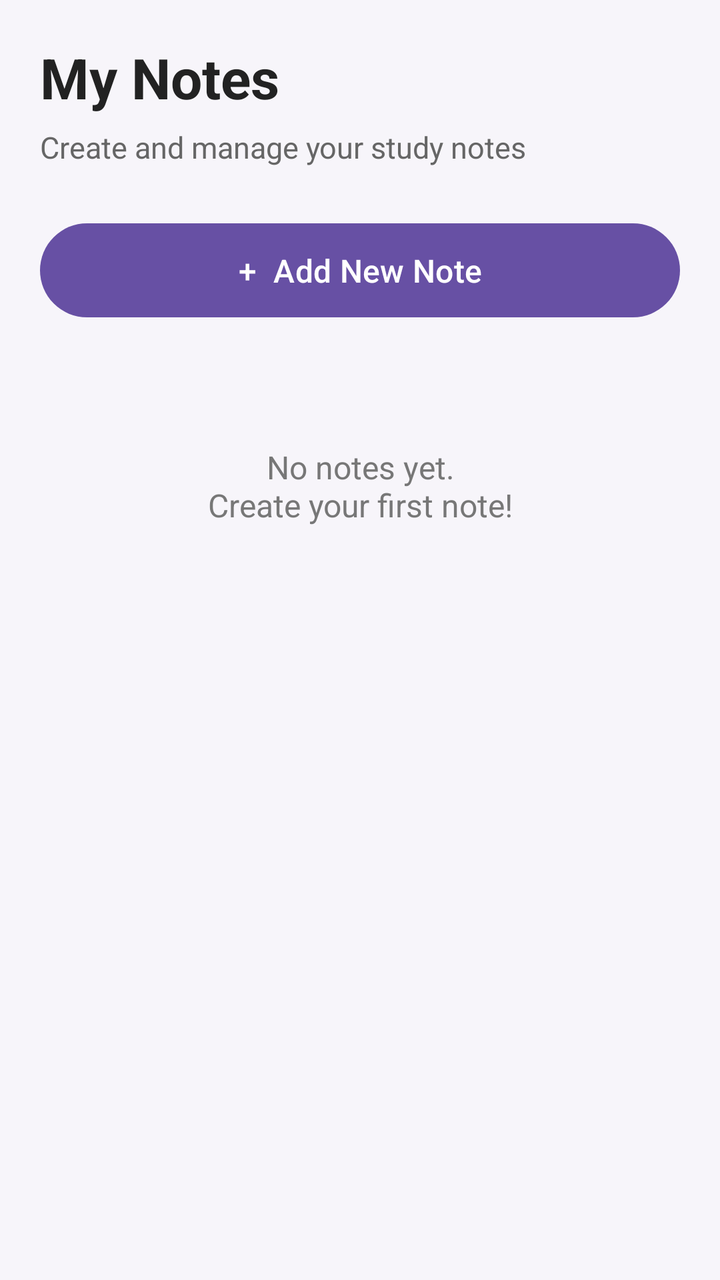
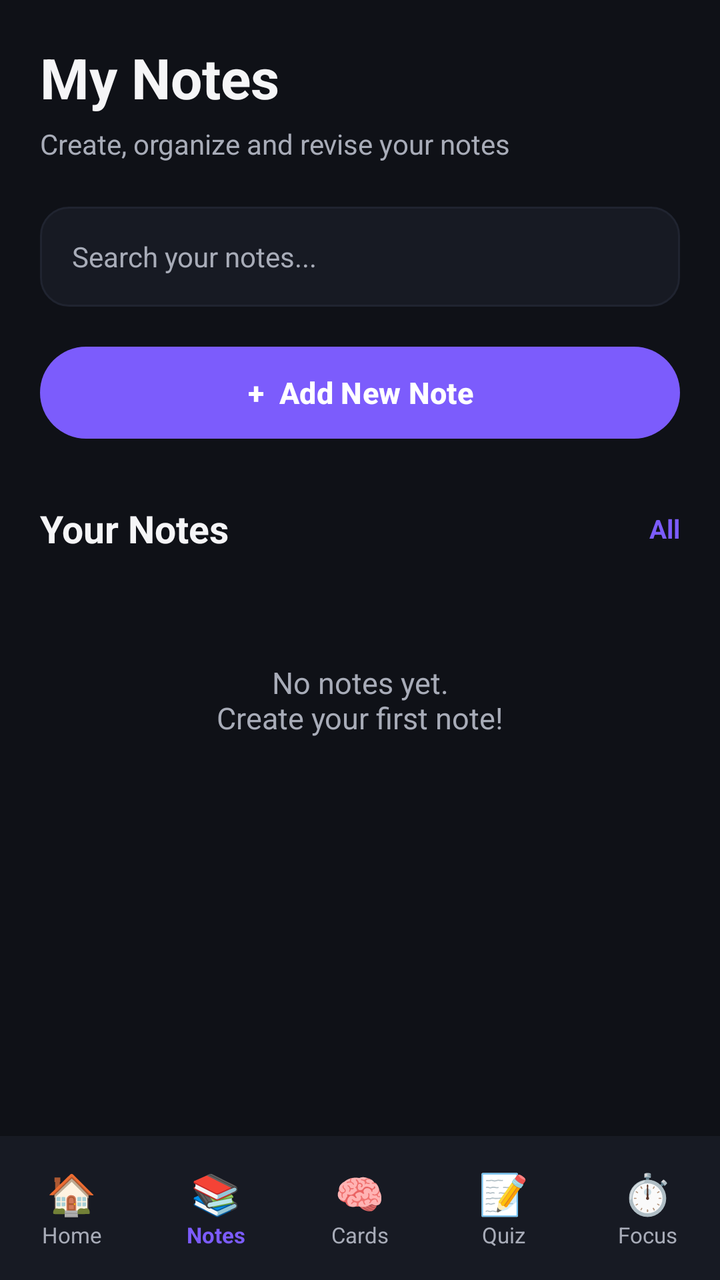

Before-and-after screenshots of an Android layout around one commit, followed by the original layout XML and the change that was made.
<!-- AndroidManifest.xml: application theme Theme.SmartStudentHub -->
<!-- res/layout/activity_notes.xml -->
<?xml version="1.0" encoding="utf-8"?>
<LinearLayout
    xmlns:android="http://schemas.android.com/apk/res/android"
    android:layout_width="match_parent"
    android:layout_height="match_parent"
    android:orientation="vertical"
    android:padding="20dp"
    android:background="#F7F5FA">

    <TextView
        android:layout_width="wrap_content"
        android:layout_height="wrap_content"
        android:text="My Notes"
        android:textSize="28sp"
        android:textStyle="bold"
        android:textColor="#222222" />

    <TextView
        android:layout_width="wrap_content"
        android:layout_height="wrap_content"
        android:layout_marginTop="6dp"
        android:text="Create and manage your study notes"
        android:textSize="15sp"
        android:textColor="#666666" />

    <Button
        android:id="@+id/btnAddNote"
        android:layout_width="match_parent"
        android:layout_height="55dp"
        android:layout_marginTop="24dp"
        android:text="+  Add New Note"
        android:textSize="16sp" />
    <LinearLayout
        android:id="@+id/notesContainer"
        android:layout_width="match_parent"
        android:layout_height="wrap_content"
        android:orientation="vertical"
        android:layout_marginTop="20dp" />

    <TextView
        android:id="@+id/noNotesText"
        android:layout_width="match_parent"
        android:layout_height="wrap_content"
        android:layout_marginTop="40dp"
        android:gravity="center"
        android:text="No notes yet.\nCreate your first note!"
        android:textColor="#777777"
        android:textSize="16sp" />

</LinearLayout>
<!-- resources referenced by this layout -->
<resources>
  <style name="Theme.SmartStudentHub" parent="Base.Theme.SmartStudentHub" />
  <style name="Base.Theme.SmartStudentHub" parent="Theme.Material3.DayNight.NoActionBar">
          
          
      </style>
</resources>

<!-- the commit's change to res/layout/activity_notes.xml (unified diff, before → after) -->
@@ -1,50 +1,270 @@
 <?xml version="1.0" encoding="utf-8"?>
-<LinearLayout
-    xmlns:android="http://schemas.android.com/apk/res/android"
+<LinearLayout xmlns:android="http://schemas.android.com/apk/res/android"
     android:layout_width="match_parent"
     android:layout_height="match_parent"
     android:orientation="vertical"
-    android:padding="20dp"
-    android:background="#F7F5FA">
-
-    <TextView
-        android:layout_width="wrap_content"
-        android:layout_height="wrap_content"
-        android:text="My Notes"
-        android:textSize="28sp"
-        android:textStyle="bold"
-        android:textColor="#222222" />
-
-    <TextView
-        android:layout_width="wrap_content"
-        android:layout_height="wrap_content"
-        android:layout_marginTop="6dp"
-        android:text="Create and manage your study notes"
-        android:textSize="15sp"
-        android:textColor="#666666" />
-
-    <Button
-        android:id="@+id/btnAddNote"
+    android:background="@color/background">
+
+    
+
+    <ScrollView
         android:layout_width="match_parent"
-        android:layout_height="55dp"
-        android:layout_marginTop="24dp"
-        android:text="+  Add New Note"
-        android:textSize="16sp" />
+        android:layout_height="0dp"
+        android:layout_weight="1"
+        android:fillViewport="true"
+        android:scrollbars="none">
+
+        <LinearLayout
+            android:layout_width="match_parent"
+            android:layout_height="wrap_content"
+            android:orientation="vertical"
+            android:padding="20dp">
+
+            
+
+            <TextView
+                android:layout_width="wrap_content"
+                android:layout_height="wrap_content"
+                android:text="My Notes"
+                android:textColor="@color/text_primary"
+                android:textSize="28sp"
+                android:textStyle="bold" />
+
+            <TextView
+                android:layout_width="wrap_content"
+                android:layout_height="wrap_content"
+                android:layout_marginTop="5dp"
+                android:text="Create, organize and revise your notes"
+                android:textColor="@color/text_secondary"
+                android:textSize="14sp" />
+
+
+            
+
+            <EditText
+                android:id="@+id/searchNotes"
+                android:layout_width="match_parent"
+                android:layout_height="50dp"
+                android:layout_marginTop="22dp"
+                android:background="@drawable/bg_search"
+                android:hint="Search your notes..."
+                android:paddingStart="16dp"
+                android:paddingEnd="16dp"
+                android:singleLine="true"
+                android:textColor="@color/text_primary"
+                android:textColorHint="@color/text_secondary"
+                android:textSize="14sp" />
+
+
+            
+
+            <Button
+                android:id="@+id/btnAddNote"
+                android:layout_width="match_parent"
+                android:layout_height="54dp"
+                android:layout_marginTop="16dp"
+                android:text="+  Add New Note"
+                android:textSize="15sp"
+                android:textStyle="bold" />
+
+
+            
+
+            <LinearLayout
+                android:layout_width="match_parent"
+                android:layout_height="wrap_content"
+                android:layout_marginTop="28dp"
+                android:gravity="center_vertical"
+                android:orientation="horizontal">
+
+                <TextView
+                    android:layout_width="0dp"
+                    android:layout_height="wrap_content"
+                    android:layout_weight="1"
+                    android:text="Your Notes"
+                    android:textColor="@color/text_primary"
+                    android:textSize="19sp"
+                    android:textStyle="bold" />
+
+                <TextView
+                    android:layout_width="wrap_content"
+                    android:layout_height="wrap_content"
+                    android:text="All"
+                    android:textColor="@color/primary"
+                    android:textSize="13sp"
+                    android:textStyle="bold" />
+
+            </LinearLayout>
+
+
+            
+
+            <LinearLayout
+                android:id="@+id/notesContainer"
+                android:layout_width="match_parent"
+                android:layout_height="wrap_content"
+                android:layout_marginTop="14dp"
+                android:orientation="vertical" />
+
+
+            
+
+            <TextView
+                android:id="@+id/noNotesText"
+                android:layout_width="match_parent"
+                android:layout_height="wrap_content"
+                android:layout_marginTop="40dp"
+                android:gravity="center"
+                android:text="No notes yet.\nCreate your first note!"
+                android:textColor="@color/text_secondary"
+                android:textSize="15sp" />
+
+        </LinearLayout>
+
+    </ScrollView>
+
+
+    
+
     <LinearLayout
-        android:id="@+id/notesContainer"
+        android:id="@+id/bottomNavigation"
         android:layout_width="match_parent"
-        android:layout_height="wrap_content"
-        android:orientation="vertical"
-        android:layout_marginTop="20dp" />
-
-    <TextView
-        android:id="@+id/noNotesText"
-        android:layout_width="match_parent"
-        android:layout_height="wrap_content"
-        android:layout_marginTop="40dp"
+        android:layout_height="72dp"
+        android:orientation="horizontal"
         android:gravity="center"
-        android:text="No notes yet.\nCreate your first note!"
-        android:textColor="#777777"
-        android:textSize="16sp" />
+        android:background="@color/surface"
+        android:elevation="10dp">
+
+        
+
+        <LinearLayout
+            android:id="@+id/navHome"
+            android:layout_width="0dp"
+            android:layout_height="match_parent"
+            android:layout_weight="1"
+            android:gravity="center"
+            android:orientation="vertical">
+
+            <TextView
+                android:layout_width="wrap_content"
+                android:layout_height="wrap_content"
+                android:text="🏠"
+                android:textSize="20sp" />
+
+            <TextView
+                android:layout_width="wrap_content"
+                android:layout_height="wrap_content"
+                android:text="Home"
+                android:textColor="@color/text_secondary"
+                android:textSize="11sp" />
+
+        </LinearLayout>
+
+
+        
+
+        <LinearLayout
+            android:id="@+id/navNotes"
+            android:layout_width="0dp"
+            android:layout_height="match_parent"
+            android:layout_weight="1"
+            android:gravity="center"
+            android:orientation="vertical">
+
+            <TextView
+                android:layout_width="wrap_content"
+                android:layout_height="wrap_content"
+                android:text="📚"
+                android:textSize="20sp" />
+
+            <TextView
+                android:layout_width="wrap_content"
+                android:layout_height="wrap_content"
+                android:text="Notes"
+                android:textColor="@color/primary"
+                android:textSize="11sp"
+                android:textStyle="bold" />
+
+        </LinearLayout>
+
+
+        
+
+        <LinearLayout
+            android:id="@+id/navFlashcards"
+            android:layout_width="0dp"
+            android:layout_height="match_parent"
+            android:layout_weight="1"
+            android:gravity="center"
+            android:orientation="vertical">
+
+            <TextView
+                android:layout_width="wrap_content"
+                android:layout_height="wrap_content"
+                android:text="🧠"
+                android:textSize="20sp" />
+
+            <TextView
+                android:layout_width="wrap_content"
+                android:layout_height="wrap_content"
+                android:text="Cards"
+                android:textColor="@color/text_secondary"
+                android:textSize="11sp" />
+
+        </LinearLayout>
+
+
+        
+
+        <LinearLayout
+            android:id="@+id/navQuiz"
+            android:layout_width="0dp"
+            android:layout_height="match_parent"
+            android:layout_weight="1"
+            android:gravity="center"
+            android:orientation="vertical">
+
+            <TextView
+                android:layout_width="wrap_content"
+                android:layout_height="wrap_content"
+                android:text="📝"
+                android:textSize="20sp" />
+
+            <TextView
+                android:layout_width="wrap_content"
+                android:layout_height="wrap_content"
+                android:text="Quiz"
+                android:textColor="@color/text_secondary"
+                android:textSize="11sp" />
+
+        </LinearLayout>
+
+
+        
+
+        <LinearLayout
+            android:id="@+id/navFocus"
+            android:layout_width="0dp"
+            android:layout_height="match_parent"
+            android:layout_weight="1"
+            android:gravity="center"
+            android:orientation="vertical">
+
+            <TextView
+                android:layout_width="wrap_content"
+                android:layout_height="wrap_content"
+                android:text="⏱️"
+                android:textSize="20sp" />
+
+            <TextView
+                android:layout_width="wrap_content"
+                android:layout_height="wrap_content"
+                android:text="Focus"
+                android:textColor="@color/text_secondary"
+                android:textSize="11sp" />
+
+        </LinearLayout>
+
+    </LinearLayout>
 
 </LinearLayout>
<!-- resource entries referenced after the edit -->
@@ -1,9 +1,50 @@
 <!-- resources referenced by this layout -->
 <resources>
+  <color name="background">#0F1117</color>
+  <color name="primary">#7C5CFC</color>
+  <color name="surface">#171A23</color>
+  <color name="text_primary">#F5F5F7</color>
+  <color name="text_secondary">#A8ACB8</color>
+  <!-- drawable bg_search (drawable) -->
+  <?xml version="1.0" encoding="utf-8"?>
+  <shape xmlns:android="http://schemas.android.com/apk/res/android"
+      android:shape="rectangle">
+  
+      <solid android:color="@color/surface" />
+  
+      <corners android:radius="14dp" />
+  
+      <stroke
+          android:width="1dp"
+          android:color="@color/surface_variant" />
+  
+  </shape>
   <style name="Theme.SmartStudentHub" parent="Base.Theme.SmartStudentHub" />
+  <color name="surface_variant">#202430</color>
   <style name="Base.Theme.SmartStudentHub" parent="Theme.Material3.DayNight.NoActionBar">
+  
           
+          <item name="colorPrimary">@color/primary</item>
+          <item name="colorOnPrimary">@color/white</item>
+  
           
+          <item name="android:windowBackground">@color/background</item>
+          <item name="colorSurface">@color/surface</item>
+          <item name="colorSurfaceVariant">@color/surface_variant</item>
+  
+          
+          <item name="android:textColorPrimary">@color/text_primary</item>
+          <item name="android:textColorSecondary">@color/text_secondary</item>
+  
+          
+          <item name="android:statusBarColor">@color/background</item>
+          <item name="android:navigationBarColor">@color/background</item>
+  
+          
+          <item name="android:windowLightStatusBar">false</item>
+          <item name="android:windowLightNavigationBar">false</item>
+  
       </style>
+  <color name="white">#FFFFFFFF</color>
 </resources>
 
